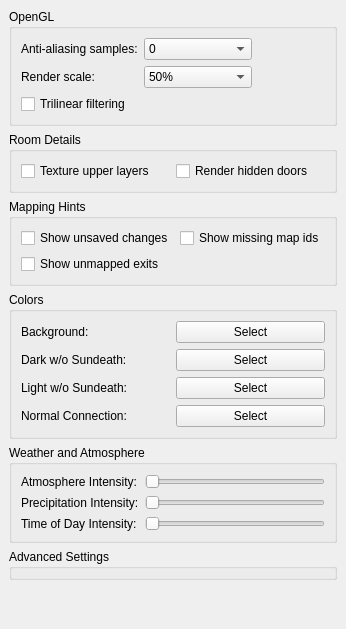
This is src/preferences/graphicspage.ui in MUME/MMapper as Qt 5 draws it before an edit. The edited form follows.
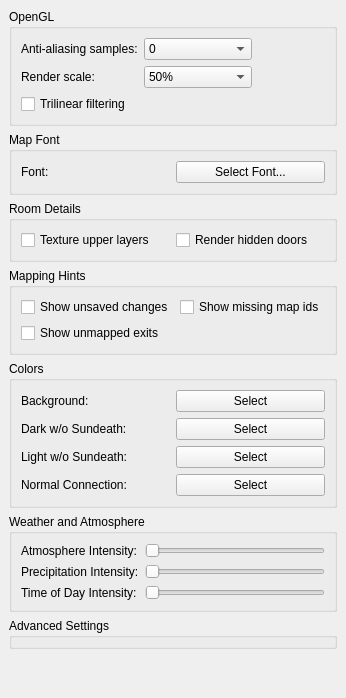
This is the edited form.

Commit message: replace pre-baked bitmap fonts with a runtime glyph atlas (#559)

```diff
--- a/src/preferences/graphicspage.ui
+++ b/src/preferences/graphicspage.ui
@@ -30,7 +30,7 @@
    <property name="bottomMargin">
     <number>9</number>
    </property>
-   <item row="6" column="0">
+   <item row="7" column="0">
     <spacer name="verticalSpacer">
      <property name="orientation">
       <enum>Qt::Orientation::Vertical</enum>
@@ -43,44 +43,6 @@
      </property>
     </spacer>
    </item>
-   <item row="1" column="0">
-    <widget class="QGroupBox" name="groupBox_Room">
-     <property name="title">
-      <string>Room Details</string>
-     </property>
-     <layout class="QGridLayout" name="gridLayout_1">
-      <property name="leftMargin">
-       <number>9</number>
-      </property>
-      <property name="topMargin">
-       <number>9</number>
-      </property>
-      <property name="rightMargin">
-       <number>9</number>
-      </property>
-      <property name="bottomMargin">
-       <number>9</number>
-      </property>
-      <property name="spacing">
-       <number>6</number>
-      </property>
-      <item row="0" column="0">
-       <widget class="QCheckBox" name="drawUpperLayersTextured">
-        <property name="text">
-         <string>Texture upper layers</string>
-        </property>
-       </widget>
-      </item>
-      <item row="0" column="1">
-       <widget class="QCheckBox" name="drawDoorNames">
-        <property name="text">
-         <string>Render hidden doors</string>
-        </property>
-       </widget>
-      </item>
-     </layout>
-    </widget>
-   </item>
    <item row="0" column="0">
     <widget class="QGroupBox" name="groupBox_OpenGL">
      <property name="title">
@@ -199,7 +161,98 @@
      </layout>
     </widget>
    </item>
+   <item row="1" column="0">
+    <widget class="QGroupBox" name="groupBox_MapFont">
+     <property name="title">
+      <string>Map Font</string>
+     </property>
+     <layout class="QGridLayout" name="gridLayout_MapFont">
+      <item row="0" column="0">
+       <widget class="QLabel" name="mapFontLabel">
+        <property name="text">
+         <string>Font:</string>
+        </property>
+       </widget>
+      </item>
+      <item row="0" column="1">
+       <widget class="QPushButton" name="mapFontPushButton">
+        <property name="text">
+         <string>Select Font...</string>
+        </property>
+       </widget>
+      </item>
+     </layout>
+    </widget>
+   </item>
+   <item row="2" column="0">
+    <widget class="QGroupBox" name="groupBox_Room">
+     <property name="title">
+      <string>Room Details</string>
+     </property>
+     <layout class="QGridLayout" name="gridLayout_1">
+      <property name="leftMargin">
+       <number>9</number>
+      </property>
+      <property name="topMargin">
+       <number>9</number>
+      </property>
+      <property name="rightMargin">
+       <number>9</number>
+      </property>
+      <property name="bottomMargin">
+       <number>9</number>
+      </property>
+      <property name="spacing">
+       <number>6</number>
+      </property>
+      <item row="0" column="0">
+       <widget class="QCheckBox" name="drawUpperLayersTextured">
+        <property name="text">
+         <string>Texture upper layers</string>
+        </property>
+       </widget>
+      </item>
+      <item row="0" column="1">
+       <widget class="QCheckBox" name="drawDoorNames">
+        <property name="text">
+         <string>Render hidden doors</string>
+        </property>
+       </widget>
+      </item>
+     </layout>
+    </widget>
+   </item>
    <item row="3" column="0">
+    <widget class="QGroupBox" name="groupBox_2">
+     <property name="title">
+      <string>Mapping Hints</string>
+     </property>
+     <layout class="QGridLayout" name="gridLayout_2">
+      <item row="0" column="1">
+       <widget class="QCheckBox" name="drawNeedsUpdate">
+        <property name="text">
+         <string>Show missing map ids</string>
+        </property>
+       </widget>
+      </item>
+      <item row="2" column="0">
+       <widget class="QCheckBox" name="drawNotMappedExits">
+        <property name="text">
+         <string>Show unmapped exits</string>
+        </property>
+       </widget>
+      </item>
+      <item row="0" column="0">
+       <widget class="QCheckBox" name="drawUnsavedChanges">
+        <property name="text">
+         <string>Show unsaved changes</string>
+        </property>
+       </widget>
+      </item>
+     </layout>
+    </widget>
+   </item>
+   <item row="4" column="0">
     <widget class="QGroupBox" name="groupBox_Colour">
      <property name="title">
       <string>Colors</string>
@@ -291,37 +344,7 @@
      </layout>
     </widget>
    </item>
-   <item row="2" column="0">
-    <widget class="QGroupBox" name="groupBox_2">
-     <property name="title">
-      <string>Mapping Hints</string>
-     </property>
-     <layout class="QGridLayout" name="gridLayout_2">
-      <item row="0" column="1">
-       <widget class="QCheckBox" name="drawNeedsUpdate">
-        <property name="text">
-         <string>Show missing map ids</string>
-        </property>
-       </widget>
-      </item>
-      <item row="2" column="0">
-       <widget class="QCheckBox" name="drawNotMappedExits">
-        <property name="text">
-         <string>Show unmapped exits</string>
-        </property>
-       </widget>
-      </item>
-      <item row="0" column="0">
-       <widget class="QCheckBox" name="drawUnsavedChanges">
-        <property name="text">
-         <string>Show unsaved changes</string>
-        </property>
-       </widget>
-      </item>
-     </layout>
-    </widget>
-   </item>
-   <item row="4" column="0">
+   <item row="5" column="0">
     <widget class="QGroupBox" name="groupBox_Weather">
      <property name="title">
       <string>Weather and Atmosphere</string>
@@ -408,7 +431,7 @@
      </layout>
     </widget>
    </item>
-   <item row="5" column="0">
+   <item row="6" column="0">
     <widget class="QGroupBox" name="groupBox_Advanced">
      <property name="title">
       <string>Advanced Settings</string>
```
Left out of the diff: 1 changed line with no effect on the pictures. The commit also changes 39 other files.
